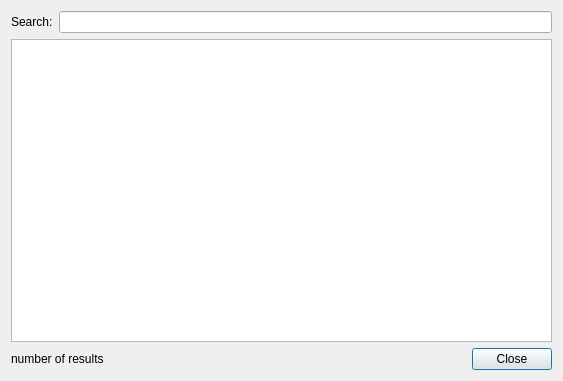
Old version of the form src/desktop-remote/searchdialog.ui in the repository hyperquantum/PMP.
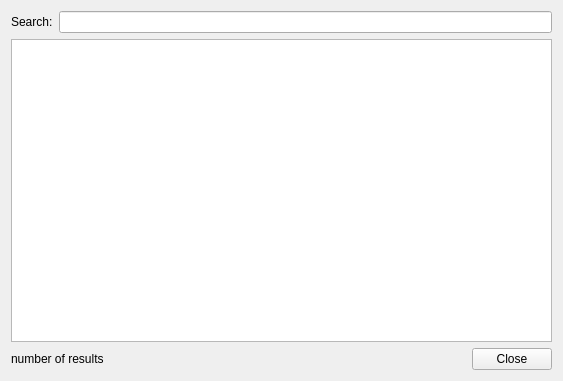
New version of the form.

Commit message:
Avoid the dialog being closed when pressing enter
Turn off the autoDefault property of the Close button.
We don't want the search dialog to close when the user presses enter
after typing the search query.

Patch:
```diff
--- a/src/desktop-remote/searchdialog.ui
+++ b/src/desktop-remote/searchdialog.ui
@@ -66,6 +66,9 @@
        <property name="text">
         <string>Close</string>
        </property>
+       <property name="autoDefault">
+        <bool>false</bool>
+       </property>
       </widget>
      </item>
     </layout>
```
